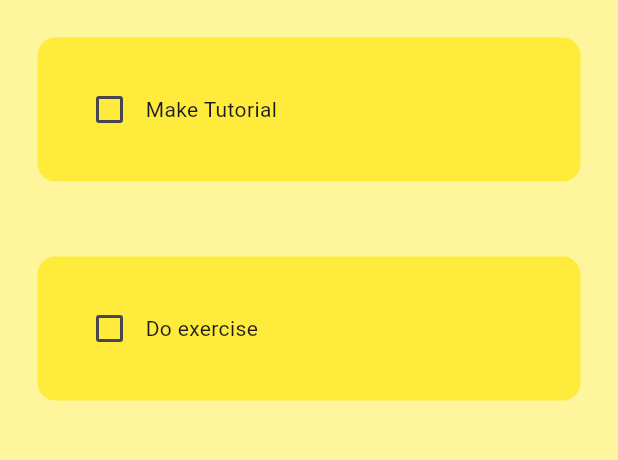
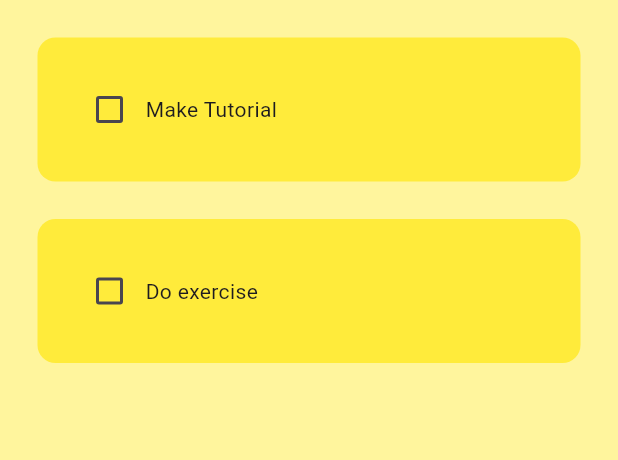
Before and after one commit to ClemRaku/todo_app, a Flutter app: the screen it shows after launch, on a phone screen of 412 x 824 dp, the part 84-544 px from its top. Run offline on Flutter 3.47's test engine with Material 3 defaults, Android fonts, the phone set to English and light mode, and no system bars.

```diff
--- a/lib/util/todo_tile.dart
+++ b/lib/util/todo_tile.dart
@@ -16,21 +16,32 @@ class TodoTile extends StatelessWidget {
   @override
   Widget build(BuildContext context) {
     return Padding(
-      padding: const EdgeInsets.all(25.0),
+      padding: const EdgeInsets.only(left: 25.0, right: 25, top: 25),
       child: Container(
         padding: EdgeInsets.all(24),
+        decoration: BoxDecoration(
+          color: Colors.yellow,
+          borderRadius: BorderRadius.circular(12),
+        ),
         child: Row(
           children: [
             //checkbox
-            Checkbox(value: taskCompleted, onChanged: onChanged),
+            Checkbox(
+              value: taskCompleted,
+              onChanged: onChanged,
+              activeColor: Colors.black,
+            ),
 
             //task name
-            Text(taskName),
+            Text(
+              taskName,
+              style: TextStyle(
+                decoration: taskCompleted
+                    ? TextDecoration.lineThrough
+                    : TextDecoration.none,
+              ),
+            ),
           ],
-        ),
-        decoration: BoxDecoration(
-          color: Colors.yellow,
-          borderRadius: BorderRadius.circular(12),
         ),
       ),
     );
```
